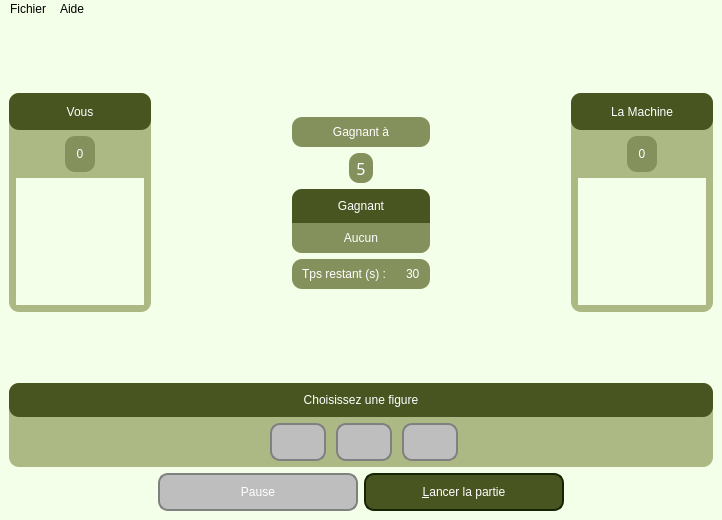
Qt form chifoumi/chifoumivue.ui (Hizaak/S2-01-Developpement_d_une_application) before a commit.
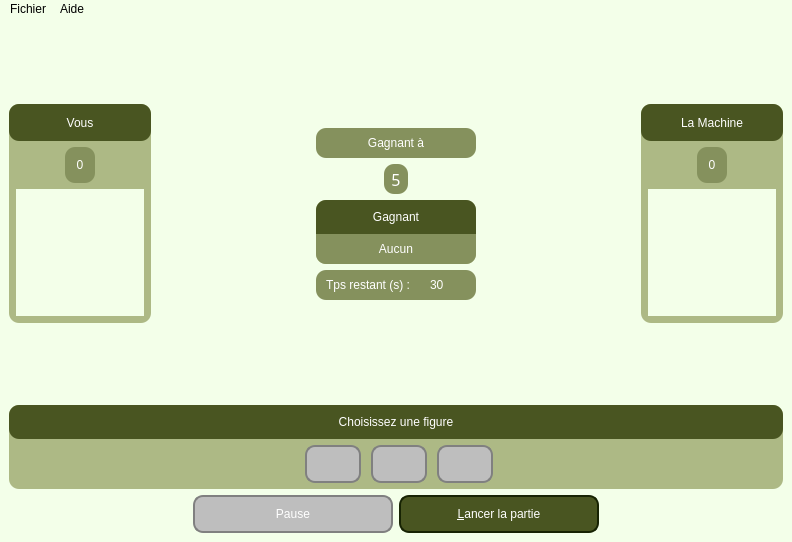
The same form after that commit. Icons and pictures are not drawn.

```diff
--- a/chifoumi/chifoumivue.ui
+++ b/chifoumi/chifoumivue.ui
@@ -6,8 +6,8 @@
    <rect>
     <x>0</x>
     <y>0</y>
-    <width>722</width>
-    <height>520</height>
+    <width>792</width>
+    <height>542</height>
    </rect>
   </property>
   <property name="minimumSize">
@@ -624,6 +624,7 @@
              <font>
               <family>Segoe UI Segoe UI Semibold</family>
               <pointsize>12</pointsize>
+              <weight>10</weight>
               <italic>false</italic>
               <bold>false</bold>
               <kerning>true</kerning>
@@ -1190,7 +1191,7 @@
     <rect>
      <x>0</x>
      <y>0</y>
-     <width>722</width>
+     <width>792</width>
      <height>21</height>
     </rect>
    </property>
```
Left out of the diff: 12 changed lines with no effect on the pictures.
